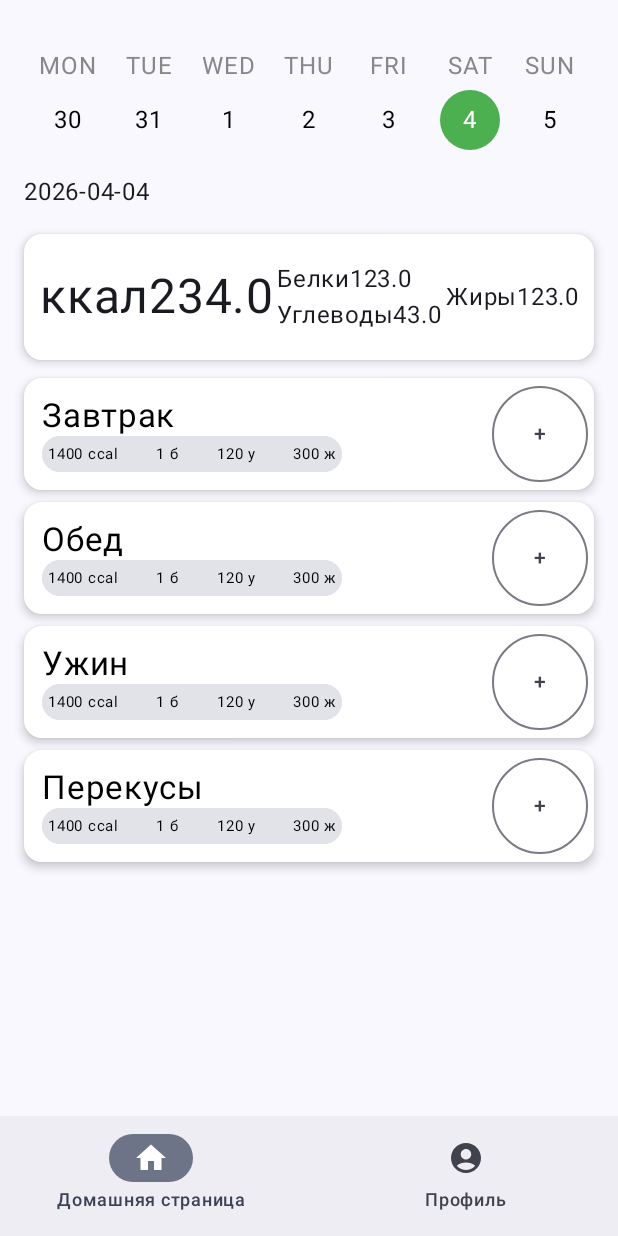
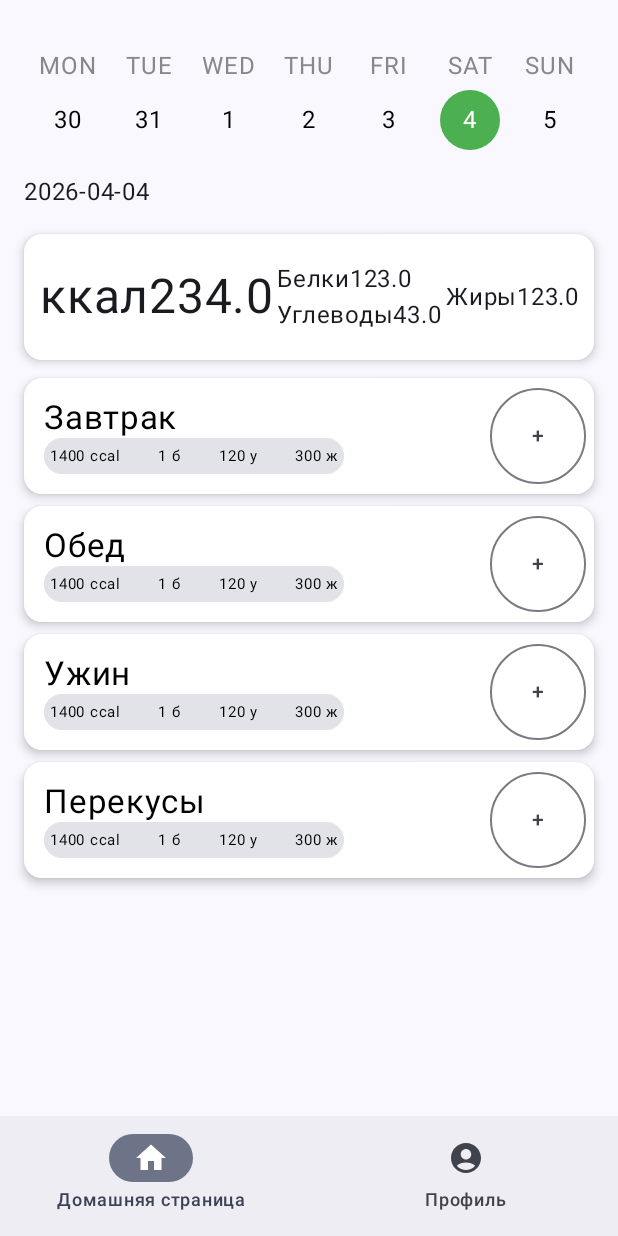
Before and after one commit to xrtz/MyFitness, an Android app built with Jetpack Compose: the screen it shows after launch (MainActivity), on a phone screen of 412 x 824 dp. Run offline under Robolectric (Android 15) with nearby library versions, the phone set to English and light mode, and no system bars.

Commit message:
initial commit

```diff
--- a/app/src/main/java/com/example/myfitness/presentation/components/TypeOfMealView.kt
+++ b/app/src/main/java/com/example/myfitness/presentation/components/TypeOfMealView.kt
@@ -41,7 +41,7 @@ fun TypeOfMealView(name: String, dayFoodItem: DayFoodItemModel, type: Int) {
         Row(modifier = Modifier
             .fillMaxWidth()
             .background(color = Color.White)
-            .padding(4.dp),
+            .padding(5.dp),
           horizontalArrangement = Arrangement.SpaceBetween,
             verticalAlignment = Alignment.CenterVertically,
 
```
